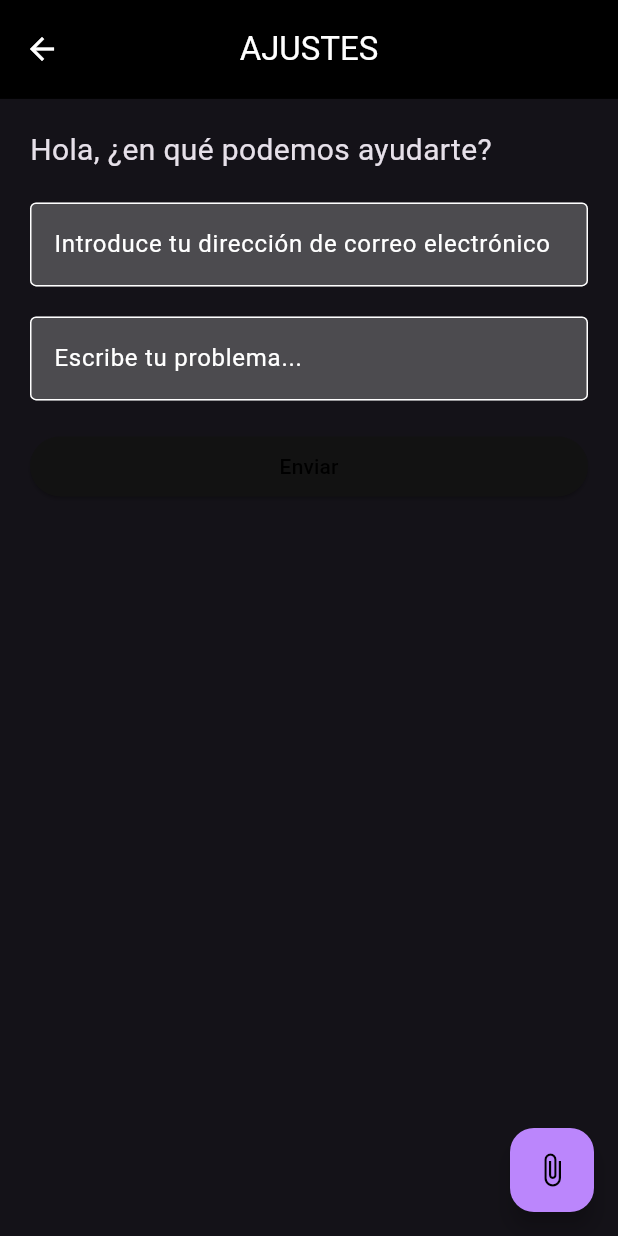
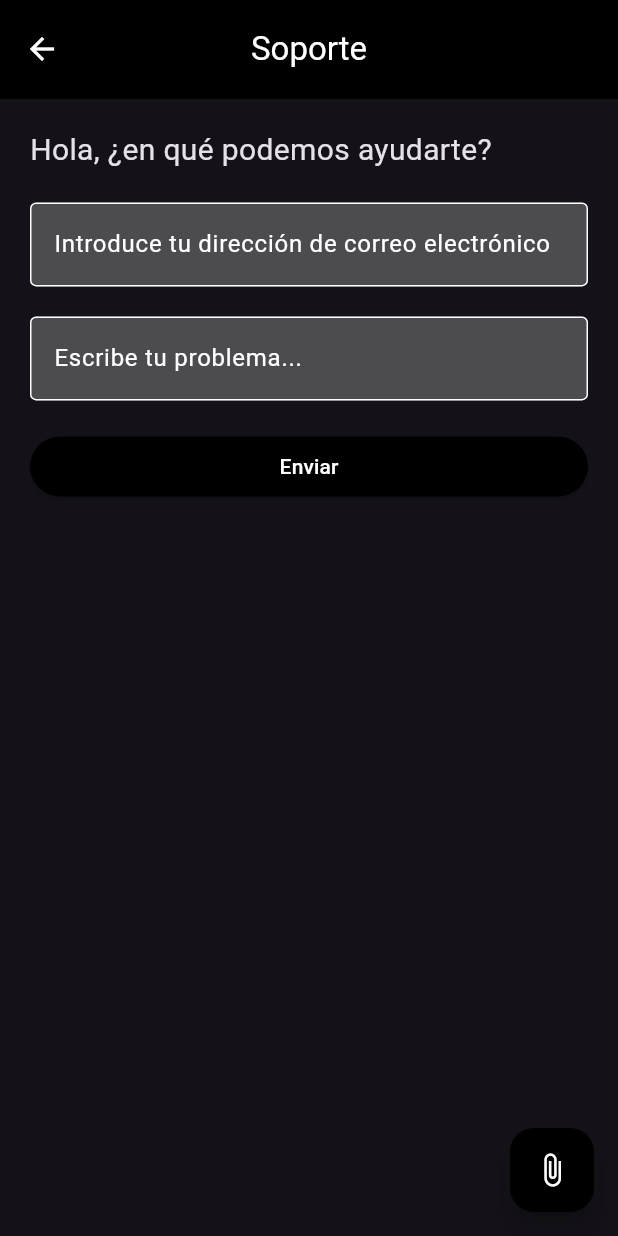
Before and after one commit to amsteradri/Nearvice, a Flutter app: the SupportPage screen opened directly, on a phone screen of 412 x 824 dp. Run offline on Flutter 3.47's test engine with Material 3 defaults, Android fonts, the phone set to English and light mode, and no system bars; our stand-ins replace flutter_map, flutter_svg, latlong2, table_calendar.

Commit message:
Corrected the text and button colors of the top bar

```diff
--- a/lib/support.dart
+++ b/lib/support.dart
@@ -6,7 +6,7 @@ class SupportPage extends StatelessWidget {
     return Scaffold(
       appBar: AppBar(
         toolbarHeight: MediaQuery.of(context).size.height * 0.08,
-        title: const Text('AJUSTES', style: TextStyle(color: Colors.white)),
+        title: const Text('Soporte', style: TextStyle(color: Colors.white)),
         iconTheme: IconThemeData(color: Colors.white), // Color de la flecha de retroceso
         centerTitle: true,
         backgroundColor: Colors.black,
@@ -41,7 +41,11 @@ class SupportPage extends StatelessWidget {
               onPressed: () {
                 // Aquí puedes añadir la lógica para enviar el problema
               },
-              child: Text('Enviar'),
+              style: ElevatedButton.styleFrom(
+                backgroundColor: Colors.black, // Fondo negro
+                foregroundColor: Colors.white, // Texto blanco
+              ),
+              child: Text('Enviar'), // Letras blancas
             ),
           ],
         ),
@@ -50,7 +54,8 @@ class SupportPage extends StatelessWidget {
         onPressed: () {
           // Aquí puedes añadir la lógica para adjuntar archivos o hacer fotos
         },
-        child: Icon(Icons.attach_file),
+        backgroundColor: Colors.black, // Fondo negro
+        child: Icon(Icons.attach_file, color: Colors.white), // Clip blanco
       ),
     );
   }
```
